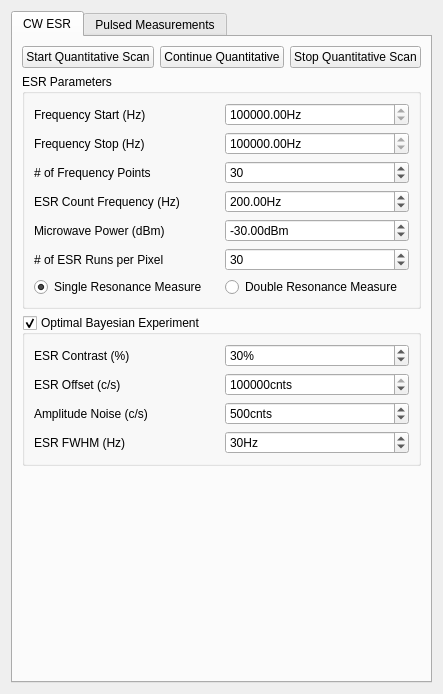
This is gui/qafm/ui_quantitative_mode.ui in sriharijayaram5/qudi as Qt 5 draws it before an edit. The edited form follows.
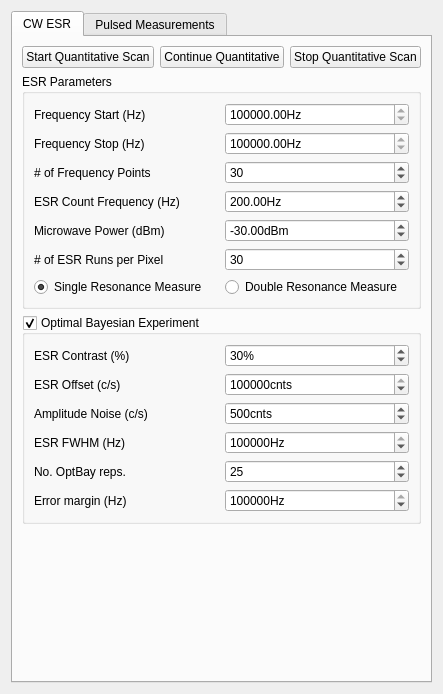
This is the edited form. Custom widgets are drawn as their Qt base class.

Diff of the .ui file:
```diff
--- a/gui/qafm/ui_quantitative_mode.ui
+++ b/gui/qafm/ui_quantitative_mode.ui
@@ -361,7 +361,61 @@
                <number>1000000000</number>
               </property>
               <property name="value">
-               <number>30</number>
+               <number>7000000</number>
+              </property>
+             </widget>
+            </item>
+           </layout>
+          </item>
+          <item row="4" column="0">
+           <layout class="QHBoxLayout" name="horizontalLayout_14">
+            <item>
+             <widget class="QLabel" name="label_21">
+              <property name="text">
+               <string>No. OptBay reps.</string>
+              </property>
+             </widget>
+            </item>
+            <item>
+             <widget class="ScienSpinBox" name="esr_optReps_SpinBox">
+              <property name="suffix">
+               <string/>
+              </property>
+              <property name="minimum">
+               <number>1</number>
+              </property>
+              <property name="maximum">
+               <number>1000000000</number>
+              </property>
+              <property name="value">
+               <number>25</number>
+              </property>
+             </widget>
+            </item>
+           </layout>
+          </item>
+          <item row="5" column="0">
+           <layout class="QHBoxLayout" name="horizontalLayout_19">
+            <item>
+             <widget class="QLabel" name="label_22">
+              <property name="text">
+               <string>Error margin (Hz)</string>
+              </property>
+             </widget>
+            </item>
+            <item>
+             <widget class="ScienSpinBox" name="esr_errorMargin_SpinBox">
+              <property name="suffix">
+               <string>Hz</string>
+              </property>
+              <property name="minimum">
+               <number>1</number>
+              </property>
+              <property name="maximum">
+               <number>1000000000</number>
+              </property>
+              <property name="value">
+               <number>100000</number>
               </property>
              </widget>
             </item>
```
Left out of the diff: 3 changed lines with no effect on the pictures.
